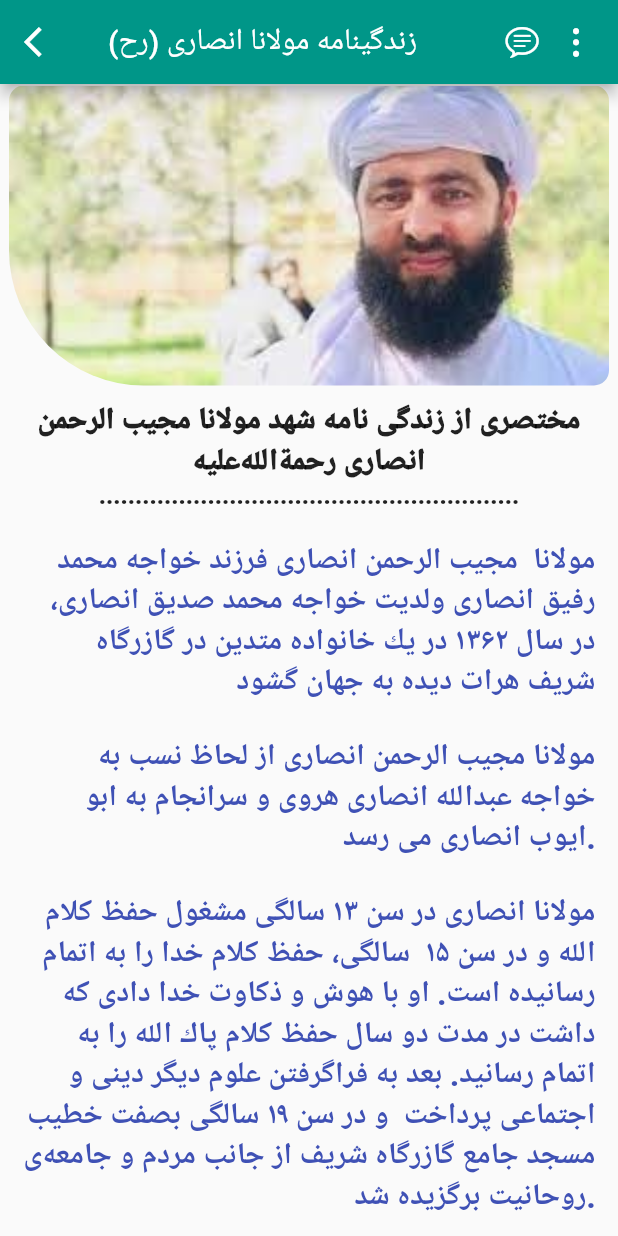
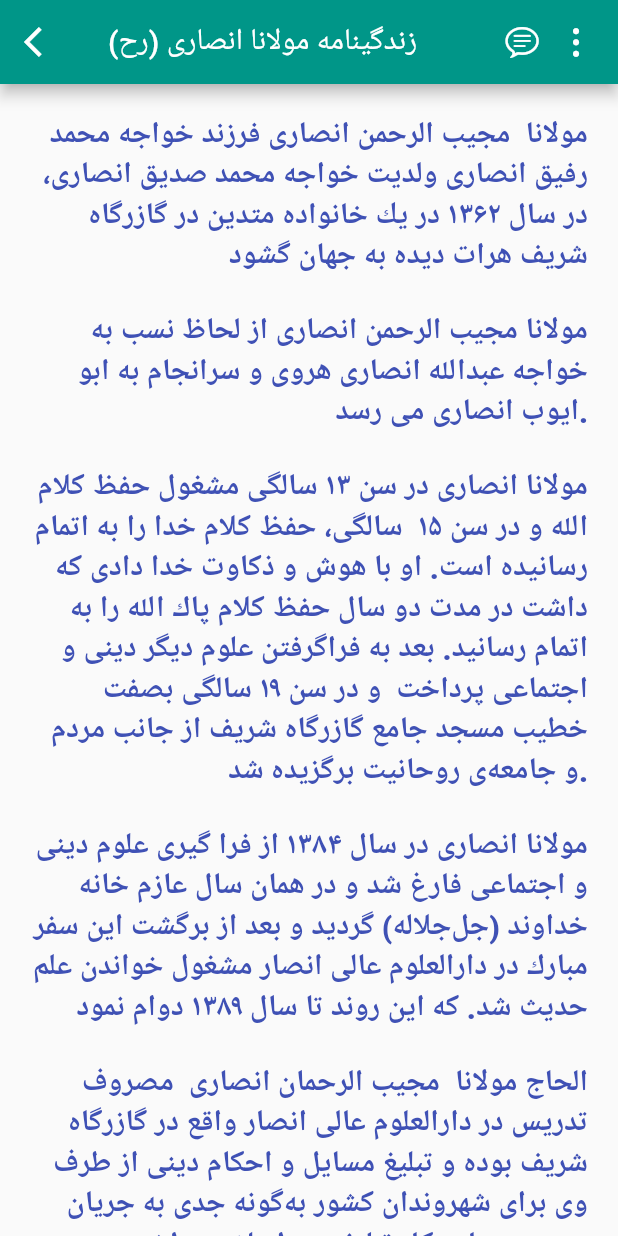
Before and after one commit to JalaluddinKhafi/MujiburRahmanAnsari, a Flutter app: the Biography screen opened directly, on a phone screen of 412 x 824 dp. Run offline on Flutter 3.47's test engine with Material 2 defaults, Android fonts, the phone set to English and light mode, and no system bars.

Commit message:
life Screen completed

```diff
--- a/lib/Screens/lifeScreen.dart
+++ b/lib/Screens/lifeScreen.dart
@@ -25,10 +25,8 @@ class _BiographyState extends State<Biography> {
       ];
   @override
   Widget build(BuildContext context) {
-
-    ScrollController controller=ScrollController();
-    bool closeTopPictuer=false;
-    return Scaffold(
+    return SafeArea(
+      child: Scaffold(
         appBar: AppBar(
           leading: Icon(Icons.arrow_back_ios),
           title: const Text(
@@ -47,48 +45,6 @@ class _BiographyState extends State<Biography> {
         body: Column(
           mainAxisAlignment: MainAxisAlignment.start,
           children: [
-          SizedBox(height: 1,),
-          Column(
-            mainAxisAlignment: MainAxisAlignment.center,
-            children: [
-              Container(
-                alignment: Alignment.center,
-                  padding: EdgeInsets.all(5),
-                  width: 400,
-                  height: 200,
-                  decoration: BoxDecoration(
-                    borderRadius: BorderRadius.only(
-                      topLeft:Radius.circular(10.0),
-                      topRight:Radius.circular(10.0),
-                      bottomLeft:Radius.circular(90.0),
-                      bottomRight:Radius.circular(10.0),
-
-                    ),
-
-                    image: DecorationImage(
-                        image: AssetImage('assets/images/biography.jpg'),
-                        fit: BoxFit.cover),
-                  ),
-              ),
-              SizedBox(height: 10,),
-              Text(
-                "مختصری از زندگی نامه شهد مولانا مجیب الرحمن انصاری رحمة‌الله‌عليه",
-                textAlign: TextAlign.center,
-                style: TextStyle(
-                  fontSize: 20,
-                  fontWeight: FontWeight.w900,
-                ),
-              ),
-              Text(
-                "..........................................................",
-                textAlign: TextAlign.center,
-                style: TextStyle(
-                  fontSize: 16,
-                  fontWeight: FontWeight.w900,
-                ),
-              ),
-            ],
-          ),
             SizedBox(
               height: 20,
             ),
@@ -96,10 +52,9 @@ class _BiographyState extends State<Biography> {
               child: Expanded(
 
                 child: ListView.builder(
-                controller: controller,
                   scrollDirection: Axis.vertical,
                   shrinkWrap: true,
-                padding: EdgeInsets.only(left: 15,right:15),
+                  padding: EdgeInsets.only(left: 20,right:20),
                   itemCount: biographyText.length,
                   itemBuilder: (context, index){
 
@@ -116,6 +71,7 @@ class _BiographyState extends State<Biography> {
             ),
           ],
         ),
+      ),
     );
   }
 }
```
Lines whose indentation alone changed are shown as unchanged.
